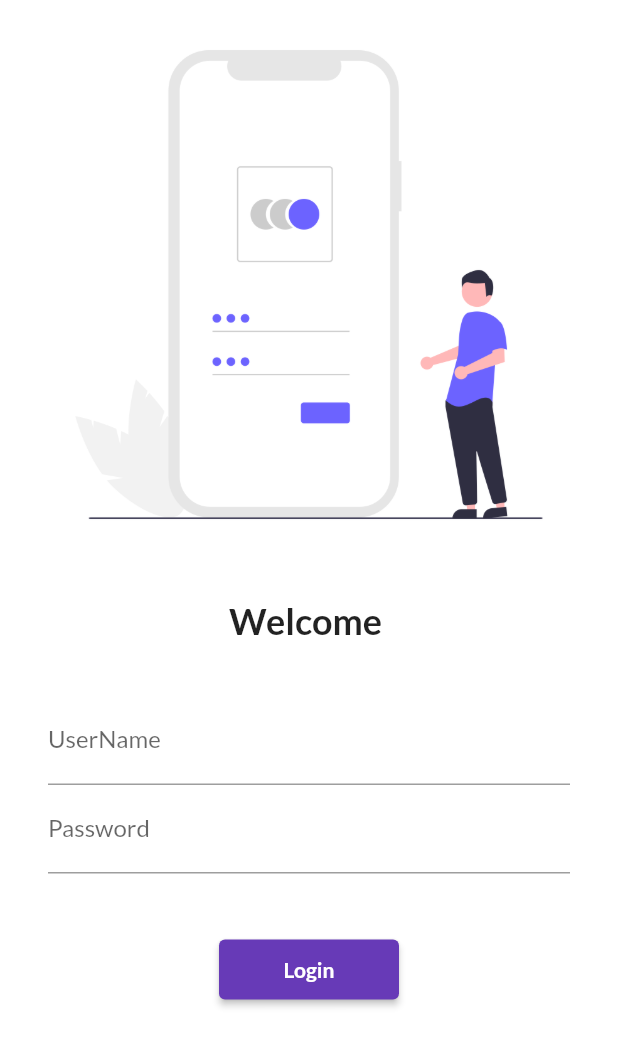
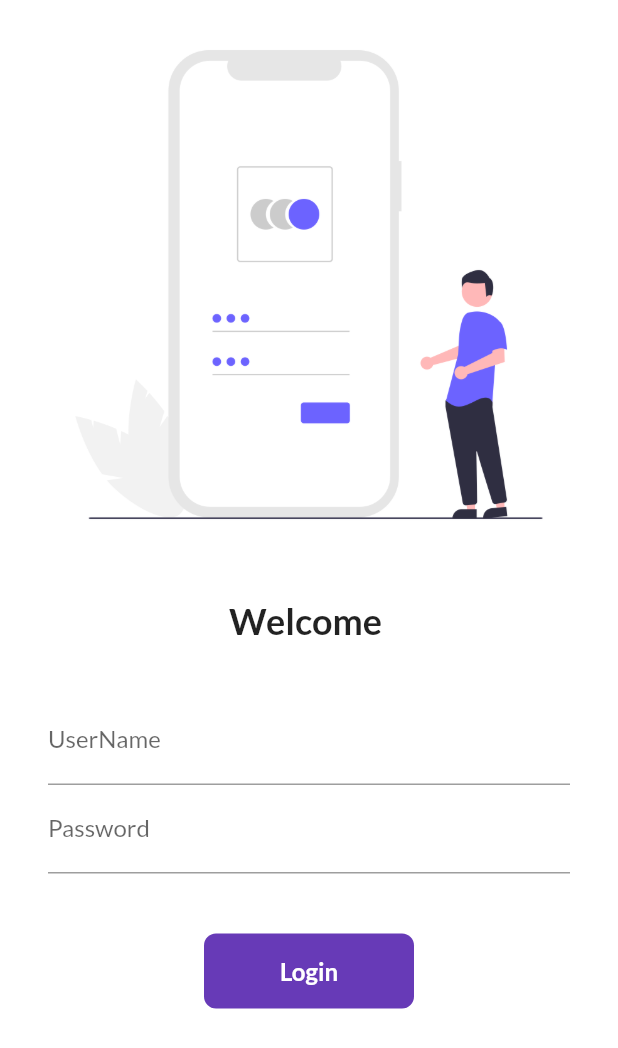
Before and after one commit to anishkha02/CatalogApp, a Flutter app: the screen it shows after launch, on a phone screen of 412 x 824 dp. Shown: the top 1048 px of the screen. Run offline on Flutter 3.47's test engine with Material 2 defaults, Android fonts, the phone set to English and light mode, and no system bars; our stand-ins replace google_fonts.

Commit message:
Second commit of the day

```diff
--- a/lib/screens/login.dart
+++ b/lib/screens/login.dart
@@ -61,16 +61,46 @@ class _LoginPageState extends State<LoginPage> {
                     ),
                   ),
                   SizedBox(height: 40,),
-                  ElevatedButton(
-                    child: Text("Login",
-                      style: TextStyle(
-                        fontWeight: FontWeight.bold
-                      ),),
-                      style: TextButton.styleFrom(minimumSize: Size(120, 40)),
-                    onPressed: (){
-                     Navigator.pushNamed(context, MyRoutes.homeRoute);
+
+                  InkWell(
+                    onTap: (){
+                      Navigator.pushNamed(context, MyRoutes.homeRoute);
                     },
+                    child: Container(
+                      height: 50,
+                      width: 140,
+
+                      alignment: Alignment.center,
+                      child: Text("Login",
+                        style: TextStyle(
+                          fontWeight: FontWeight.bold,
+                          color: Colors.white,
+                          fontSize: 16
+                        ),
+
+                      ),
+                      decoration: BoxDecoration(
+                        color: Colors.deepPurple,
+                        borderRadius: BorderRadius.circular(8)
+                      ),
+                    ),
                   )
+
+
+
+
+
+
+                  // ElevatedButton(
+                  //   child: Text("Login",
+                  //     style: TextStyle(
+                  //       fontWeight: FontWeight.bold
+                  //     ),),
+                  //     style: TextButton.styleFrom(minimumSize: Size(120, 40)),
+                  //   onPressed: (){
+                  //    Navigator.pushNamed(context, MyRoutes.homeRoute);
+                  //   },
+                  // )
                 ],
               ),
             )
```
